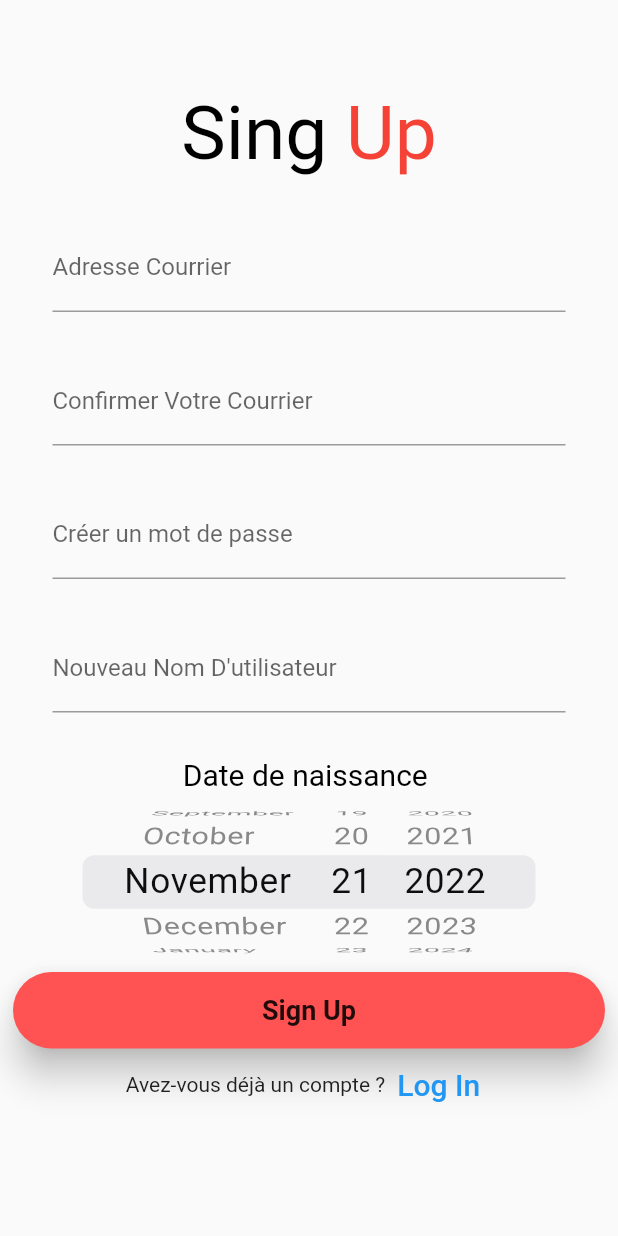
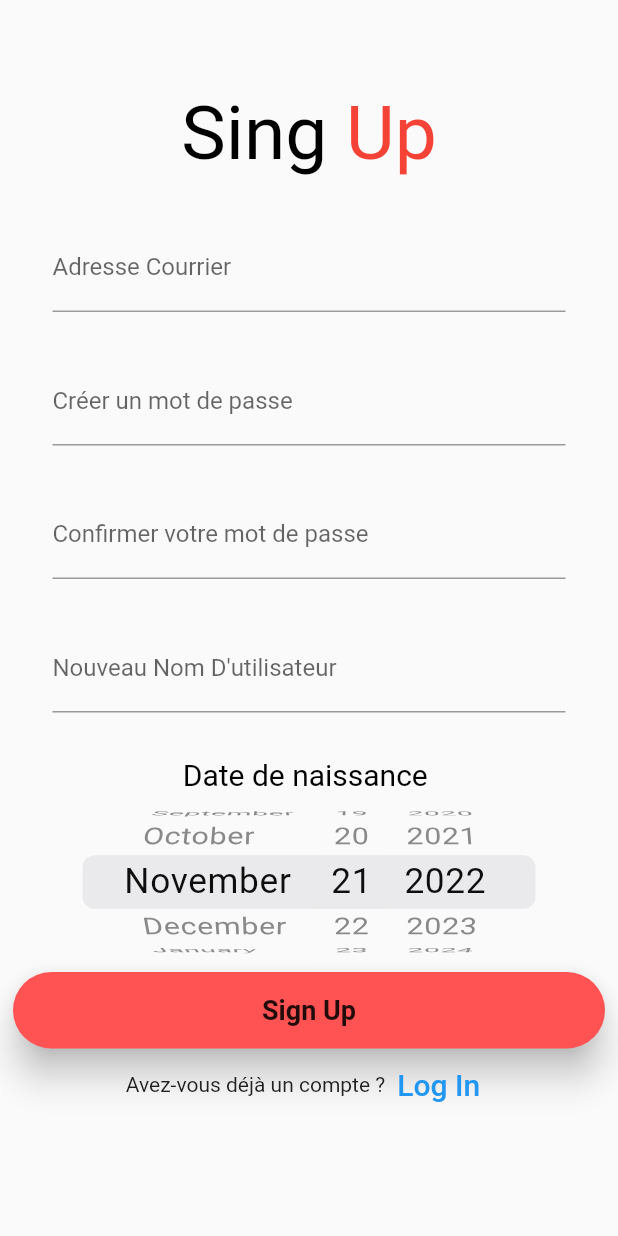
Before and after one commit to IvanJimenezRuisanchez/Nest_music, a Flutter app: the screen it shows after launch, after a tap on "Sign Up", on a phone screen of 412 x 824 dp. Run offline on Flutter 3.47's test engine with Material 2 defaults, Android fonts, the phone set to English and light mode, and no system bars; our stand-ins replace cloud_firestore, firebase_auth, firebase_core; accounts and stored records are empty; network calls fail.

Commit message:
Changements effectues dans les Component Login et Sign Up apres la racontre #1

```diff
--- a/lib/pages/login_page.dart
+++ b/lib/pages/login_page.dart
@@ -13,7 +13,7 @@ class LoginPage extends StatefulWidget {
 class _LoginPageState extends State<LoginPage> {
   final emailController = TextEditingController();
   final passwordController = TextEditingController();
-
+  var _isHidden;
 
   @override
   void dispose(){
@@ -21,6 +21,12 @@ class _LoginPageState extends State<LoginPage> {
     passwordController.dispose();
 
     super.dispose();
+  }
+
+  @override
+  void initState() {
+    // TODO: implement initState
+    _isHidden = false;
   }
 
   @override
@@ -93,11 +99,17 @@ class _LoginPageState extends State<LoginPage> {
             child: TextFormField(
               controller: passwordController,
               keyboardType: TextInputType.visiblePassword,
-              obscureText: true,
+              obscureText: _isHidden,
               decoration: InputDecoration(
                   icon: Icon(Icons.lock),
                   hintText: 'Mot de Passe',
                   labelText: 'Votre Mot de Passe',
+                  suffix: InkWell(
+                    onTap: _toggleMotPasse,
+                    child: Icon(
+                      _isHidden ? Icons.visibility : Icons.visibility_off
+                    ),
+                  )
               ),
               onChanged: (value) {},
             ),
@@ -187,4 +199,10 @@ class _LoginPageState extends State<LoginPage> {
       );
     }
   }
+
+  Future _toggleMotPasse() async{
+    setState(() {
+      _isHidden = !_isHidden;
+    });
+    }
 }
--- a/lib/pages/sign_up.dart
+++ b/lib/pages/sign_up.dart
@@ -15,8 +15,8 @@ class SignUp extends StatefulWidget {
 
 class _SignUpState extends State<SignUp> {
   final emailController = TextEditingController();
-  final emailConfirmController = TextEditingController();
   final passwordController = TextEditingController();
+  final passwordConfirmController = TextEditingController();
   final userNameController = TextEditingController();
   var birthday = '';
 
@@ -24,9 +24,9 @@ class _SignUpState extends State<SignUp> {
   @override
   void dispose() {
     emailController.dispose();
-    emailConfirmController.dispose();
     userNameController.dispose();
     passwordController.dispose();
+    passwordConfirmController.dispose();
 
     super.dispose();
   }
@@ -54,9 +54,9 @@ class _SignUpState extends State<SignUp> {
                 SizedBox(height: 30,),
                 _emailTextField(),
                 SizedBox(height: 30,),
-                _emailConfirmTextField(),
+                _passwordTextField(),
                 SizedBox(height: 30,),
-                _passwordTextField(),
+                _passwordConfirmTextField(),
                 SizedBox(height: 30,),
                 _userNameTextField(),
                 SizedBox(height: 30,),
@@ -86,30 +86,6 @@ class _SignUpState extends State<SignUp> {
     );
   }
 
-  Widget _emailConfirmTextField() {
-    return StreamBuilder(
-        builder: (BuildContext context, AsyncSnapshot snapshot) {
-          return Container(
-            padding: EdgeInsets.symmetric(horizontal: 35.0),
-            child: TextFormField(
-              controller: emailConfirmController,
-              keyboardType: TextInputType.emailAddress,
-              obscureText: true,
-              decoration: InputDecoration(
-                  hintText: 'Exemple@gmail.com',
-                  labelText: 'Confirmer Votre Courrier'
-              ),
-              validator: (value){
-                if(value != emailController.text.trim) {
-                  return "L'adresse e-mail n'est pas la même";
-                }
-              },
-              onChanged: (value) {},
-            ),
-          );
-        }
-    );
-  }
 
   Widget _emailTextField() {
     return StreamBuilder(
@@ -144,13 +120,37 @@ class _SignUpState extends State<SignUp> {
             padding: EdgeInsets.symmetric(horizontal: 35.0),
             child: TextFormField(
               controller: passwordController,
-              keyboardType: TextInputType.visiblePassword,
-              obscureText: true,
               decoration: InputDecoration(
                 hintText: 'Mot de Passe',
                 labelText: 'Créer un mot de passe',
               ),
-              onChanged: (value) {},
+
+              onChanged: (value) {
+              },
+            ),
+          );
+        }
+    );
+  }
+
+  Widget _passwordConfirmTextField() {
+    return StreamBuilder(
+        builder: (BuildContext context, AsyncSnapshot snapshot) {
+          return Container(
+            padding: EdgeInsets.symmetric(horizontal: 35.0),
+            child: TextFormField(
+              controller: passwordConfirmController,
+              decoration: InputDecoration(
+                hintText: 'Mot de Passe',
+                labelText: 'Confirmer votre mot de passe',
+              ),
+              validator: (value){
+                if (passwordController.text.trim() != value){
+                  return 'Le mot de passe ne correspond pas';
+                }
+              },
+              onChanged: (value) {
+              },
             ),
           );
         }
@@ -185,7 +185,7 @@ class _SignUpState extends State<SignUp> {
               initialDateTime: DateTime.now(),
               mode: CupertinoDatePickerMode.date,
               use24hFormat: true,
-              minimumYear: 2004,
+              minimumYear: 1922,
               onDateTimeChanged: (DateTime newDate) {
                 birthday = newDate.year.toString()+'/'+newDate.month.toString()+'/'+newDate.day.toString();
               },
```
